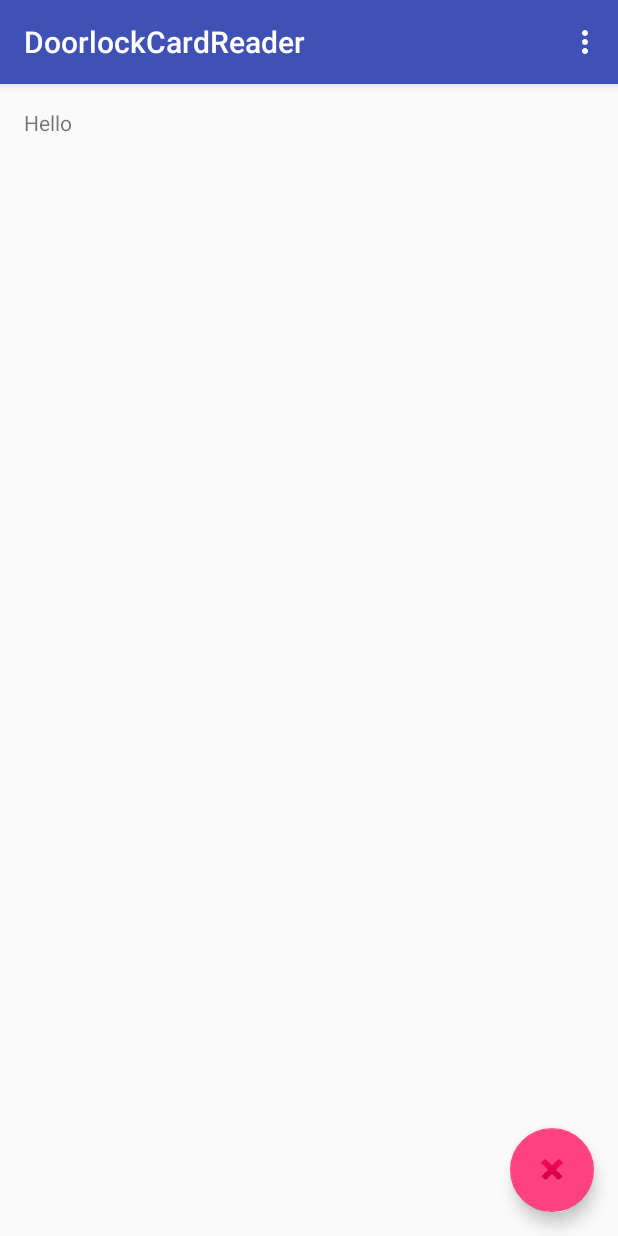
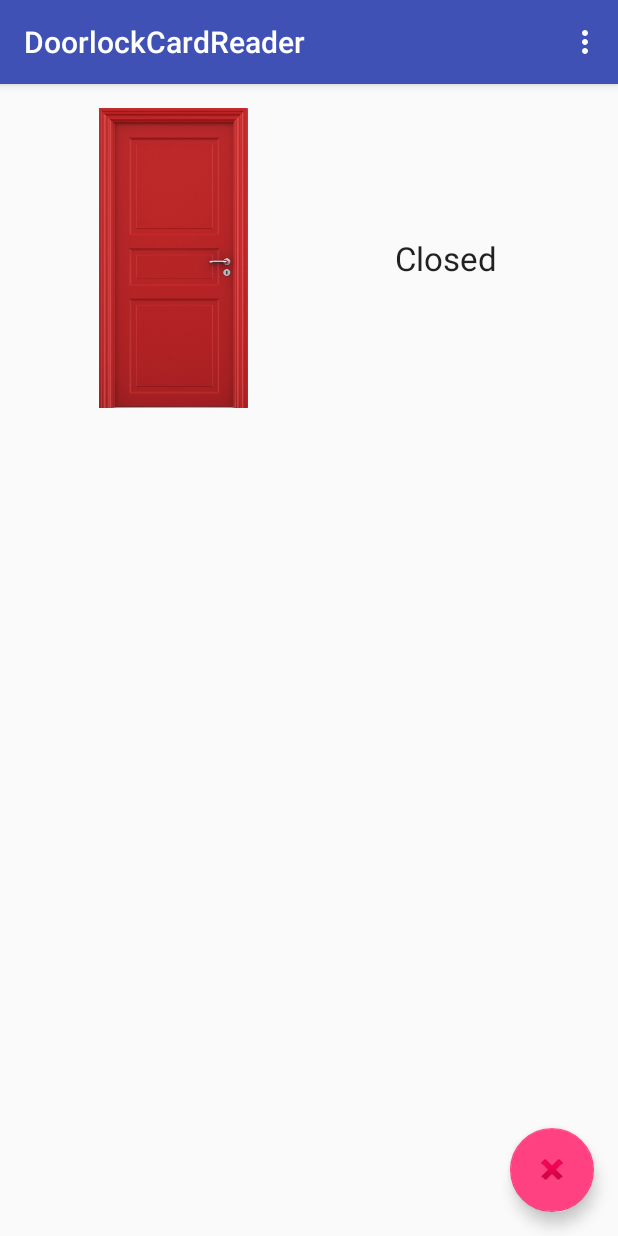
Before and after one commit to emersonmello/DoorlockCardReader, an Android app: the screen it shows after launch (MainActivity), on a phone screen of 412 x 824 dp. Run offline under Robolectric (Android 15) with nearby library versions, the phone set to English and light mode, and no system bars; 1 statement that could not run was skipped.

```diff
--- a/app/src/main/java/uk/ac/ncl/cs/mello/doorlockcardreader/DoorProtocol.java
+++ b/app/src/main/java/uk/ac/ncl/cs/mello/doorlockcardreader/DoorProtocol.java
@@ -7,7 +7,8 @@ public enum DoorProtocol {
     HELLO((short) 1, "1"),
     READY((short) 2, "2"),
     WAIT((short) 3, "3"),
-    DONE((short) 4, "4");
+    ERROR((short) 4, "4"),
+    DONE((short) 5, "5");
 
     private final short id;
     private final String desc;
--- a/app/src/main/res/layout/content_main.xml
+++ b/app/src/main/res/layout/content_main.xml
@@ -1,5 +1,5 @@
 <?xml version="1.0" encoding="utf-8"?>
-<RelativeLayout xmlns:android="http://schemas.android.com/apk/res/android"
+<LinearLayout xmlns:android="http://schemas.android.com/apk/res/android"
     xmlns:app="http://schemas.android.com/apk/res-auto"
     xmlns:tools="http://schemas.android.com/tools"
     android:layout_width="match_parent"
@@ -8,15 +8,39 @@
     android:paddingLeft="@dimen/activity_horizontal_margin"
     android:paddingRight="@dimen/activity_horizontal_margin"
     android:paddingTop="@dimen/activity_vertical_margin"
+    android:orientation="vertical"
     app:layout_behavior="@string/appbar_scrolling_view_behavior"
     tools:context="uk.ac.ncl.cs.mello.doorlockcardreader.MainActivity"
     tools:showIn="@layout/activity_main">
 
-    <TextView
-        android:id="@+id/intro"
-        android:layout_width="wrap_content"
+
+    <LinearLayout
+        android:layout_width="match_parent"
         android:layout_height="wrap_content"
-        android:text="@string/activity_into" />
+        android:orientation="horizontal">
+
+        <ImageView
+            android:layout_width="wrap_content"
+            android:layout_height="200dp"
+            android:src="@mipmap/close"
+            android:id="@+id/img_logo"
+            android:contentDescription="Logo"
+            />
+        <TextView
+            android:layout_width="match_parent"
+            android:textAlignment="center"
+            android:layout_height="wrap_content"
+            android:layout_marginRight="@dimen/activity_horizontal_margin"
+            android:layout_marginLeft="@dimen/activity_horizontal_margin"
+            android:paddingRight="@dimen/activity_horizontal_margin"
+            android:text="Closed"
+            android:id="@+id/door_status"
+            android:layout_gravity="center_vertical"
+            android:textAppearance="?android:attr/textAppearanceLarge"
+            />
+
+    </LinearLayout>
+
 
     <ListView
         android:id="@+id/listView"
@@ -24,4 +48,4 @@
         android:layout_height="match_parent"
         android:layout_below="@+id/intro" >
     </ListView>
-</RelativeLayout>
+</LinearLayout>
--- a/build.gradle
+++ b/build.gradle
@@ -5,7 +5,7 @@ buildscript {
         jcenter()
     }
     dependencies {
-        classpath 'com.android.tools.build:gradle:2.1.0'
+        classpath 'com.android.tools.build:gradle:2.1.2'
 
         // NOTE: Do not place your application dependencies here; they belong
         // in the individual module build.gradle files
```
Also changed, not shown: app/src/main/java/uk/ac/ncl/cs/mello/doorlockcardreader/MainActivity.java (+68 -34 lines), app/src/main/res/mipmap-hdpi/close.png (added), app/src/main/res/mipmap-hdpi/open.png (added), app/src/main/res/mipmap-mdpi/close.png (added), app/src/main/res/mipmap-mdpi/open.png (added), app/src/main/res/mipmap-xhdpi/close.png (added), app/src/main/res/mipmap-xhdpi/open.png (added), app/src/main/res/mipmap-xxhdpi/close.png (added), app/src/main/res/mipmap-xxhdpi/open.png (added), app/src/main/res/mipmap-xxxhdpi/close.png (added), app/src/main/res/mipmap-xxxhdpi/open.png (added).
